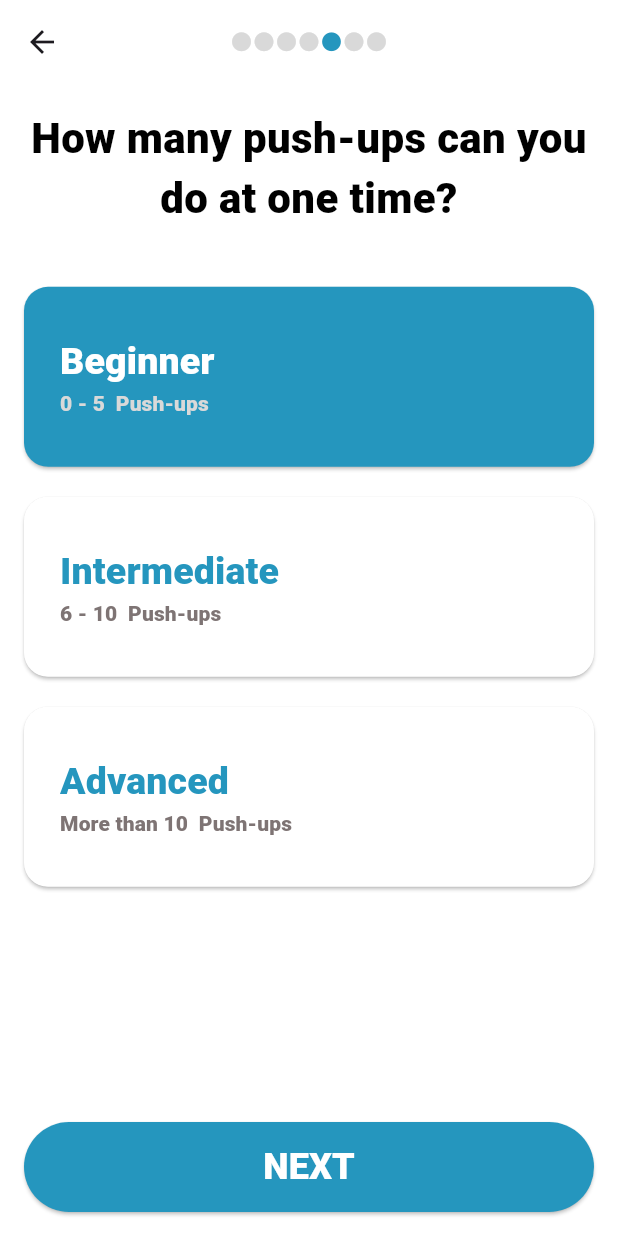
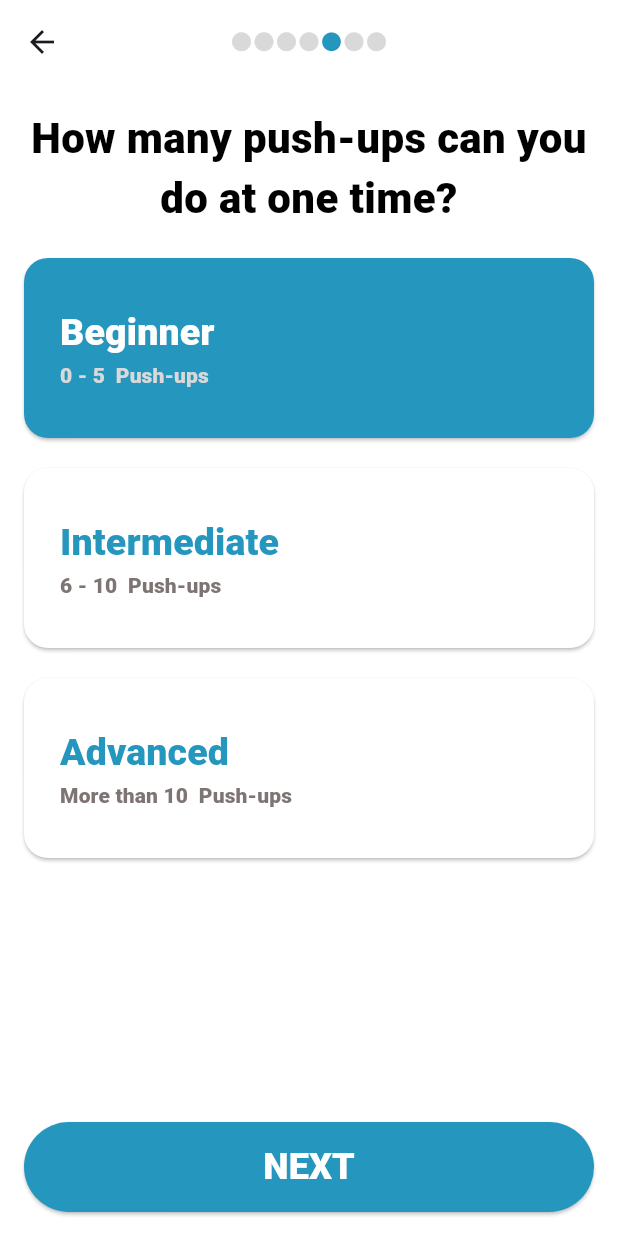
Before and after one commit to ADNAthukorala/smart_personal_coach, a Flutter app: the CheckingPushUpsCapacity screen opened directly, after a tap on "Beginner", on a phone screen of 412 x 824 dp. Run offline on Flutter 3.47's test engine with Material 3 defaults, Android fonts, the phone set to English and light mode, and no system bars.

Commit message:
Finished checking_pushups_capacity.dart

```diff
--- a/lib/screens/age_height_weight_screen.dart
+++ b/lib/screens/age_height_weight_screen.dart
@@ -116,6 +116,9 @@ class _AgeHeightWeightScreenState extends State<AgeHeightWeightScreen> {
                       });
                     },
                   ),
+
+                  /// Add space
+                  const SizedBox(height: 12.0),
                 ],
               ),
             ),
--- a/lib/screens/checking_pushups_capacity.dart
+++ b/lib/screens/checking_pushups_capacity.dart
@@ -6,6 +6,7 @@ import 'package:smart_personal_coach/components/select_capacity_button.dart';
 import 'package:smart_personal_coach/components/title_and_description_holder.dart';
 import 'package:smart_personal_coach/screens/checking_pullups_capacity.dart';
 
+/// Screen to get the user's pull ups capacity
 class CheckingPushUpsCapacity extends StatefulWidget {
   const CheckingPushUpsCapacity({super.key});
 
@@ -15,78 +16,117 @@ class CheckingPushUpsCapacity extends StatefulWidget {
 }
 
 class _CheckingPushUpsCapacityState extends State<CheckingPushUpsCapacity> {
-  // Declare a Capacity variable to store user's push ups capacity
-  Capacity userPushUpsCapacity = Capacity.beginner;
+  /// Declare a Capacity variable to store user's push ups capacity
+  Capacity _userPushUpsCapacity = Capacity.beginner;
 
   @override
   Widget build(BuildContext context) {
     return Scaffold(
+      /// App Bar
       appBar: AppBar(
         centerTitle: true,
+
+        /// Show which screen the user is on
         title: const AppBarTitle(
           screenId: 5,
-          ),),
+        ),
+      ),
+
+      /// Body of the screen
       body: Padding(
         // Add padding around the main column
         padding: const EdgeInsets.all(kPadding16),
         child: Column(
           children: [
-            // Title and description
-            const TitleAndDescriptionHolder(
+            /// Top of the screen
+            /// The title and the description
+            const Padding(
+              padding: EdgeInsets.only(
+                bottom: kPadding8,
+              ),
+              child: TitleAndDescriptionHolder(
                 title: 'How many push-ups can you do at one time?',
                 description: '',
               ),
-            const Spacer(),
-            // Capacity button holder
-            Column(
-              mainAxisAlignment: MainAxisAlignment.spaceBetween,
+            ),
+
+            /// Middle of the screen
+            /// Capacity buttons holder
+            Expanded(
+              child: ListView(
+                padding: EdgeInsets.zero,
+                shrinkWrap: true,
+                // If the viewport's max height is greater than 800, the listview never scrolls, otherwise scrolls
+                physics: MediaQuery.of(context).size.height > 800
+                    ? const NeverScrollableScrollPhysics()
+                    : const AlwaysScrollableScrollPhysics(),
                 children: [
+                  /// Add space
+                  const SizedBox(height: 12.0),
+
+                  /// Beginner button
                   SelectCapacityButton(
                     onPressed: () {
                       setState(() {
-                      userPushUpsCapacity = Capacity.beginner;
+                        _userPushUpsCapacity = Capacity.beginner;
                       });
-                    print(userPushUpsCapacity);
+                      print(_userPushUpsCapacity);
                     },
-                  actualCapacity: userPushUpsCapacity,
+                    actualCapacity: _userPushUpsCapacity,
                     selectedCapacity: Capacity.beginner,
                     title: 'Beginner',
                     description: '0 - 5  Push-ups',
                   ),
-                // Add space between 1st and 2nd button
+
+                  /// Add space between buttons
                   const SizedBox(height: 20.0),
+
+                  /// Intermediate button
                   SelectCapacityButton(
                     onPressed: () {
                       setState(() {
-                      userPushUpsCapacity = Capacity.intermediate;
+                        _userPushUpsCapacity = Capacity.intermediate;
                       });
-                    print(userPushUpsCapacity);
+                      print(_userPushUpsCapacity);
                     },
-                  actualCapacity: userPushUpsCapacity,
+                    actualCapacity: _userPushUpsCapacity,
                     selectedCapacity: Capacity.intermediate,
                     title: 'Intermediate',
                     description: '6 - 10  Push-ups',
                   ),
-                // Add space between 2nd and 3rd button
+
+                  /// Add space between buttons
                   const SizedBox(height: 20.0),
+
+                  /// Advanced button
                   SelectCapacityButton(
                     onPressed: () {
                       setState(() {
-                      userPushUpsCapacity = Capacity.advanced;
+                        _userPushUpsCapacity = Capacity.advanced;
                       });
-                    print(userPushUpsCapacity);
+                      print(_userPushUpsCapacity);
                     },
-                  actualCapacity: userPushUpsCapacity,
+                    actualCapacity: _userPushUpsCapacity,
                     selectedCapacity: Capacity.advanced,
                     title: 'Advanced',
                     description: 'More than 10  Push-ups',
                   ),
+
+                  /// Add space
+                  const SizedBox(height: 12.0),
                 ],
               ),
-            const Spacer(flex: 4),
-            // Next button
-            NextButton(
+            ),
+
+            /// Bottom of the screen
+            /// Next button
+            Padding(
+              padding: const EdgeInsets.only(
+                top: kPadding8,
+              ),
+              child: NextButton(
                 onPressed: () {
+                  // When the button is clicked, navigate to the checking pull ups capacity screen
                   Navigator.push(
                     context,
                     MaterialPageRoute(
@@ -96,6 +136,7 @@ class _CheckingPushUpsCapacityState extends State<CheckingPushUpsCapacity> {
                 },
                 style: kNextButtonStyle,
               ),
+            ),
           ],
         ),
       ),
```
Lines whose indentation alone changed are shown as unchanged.
